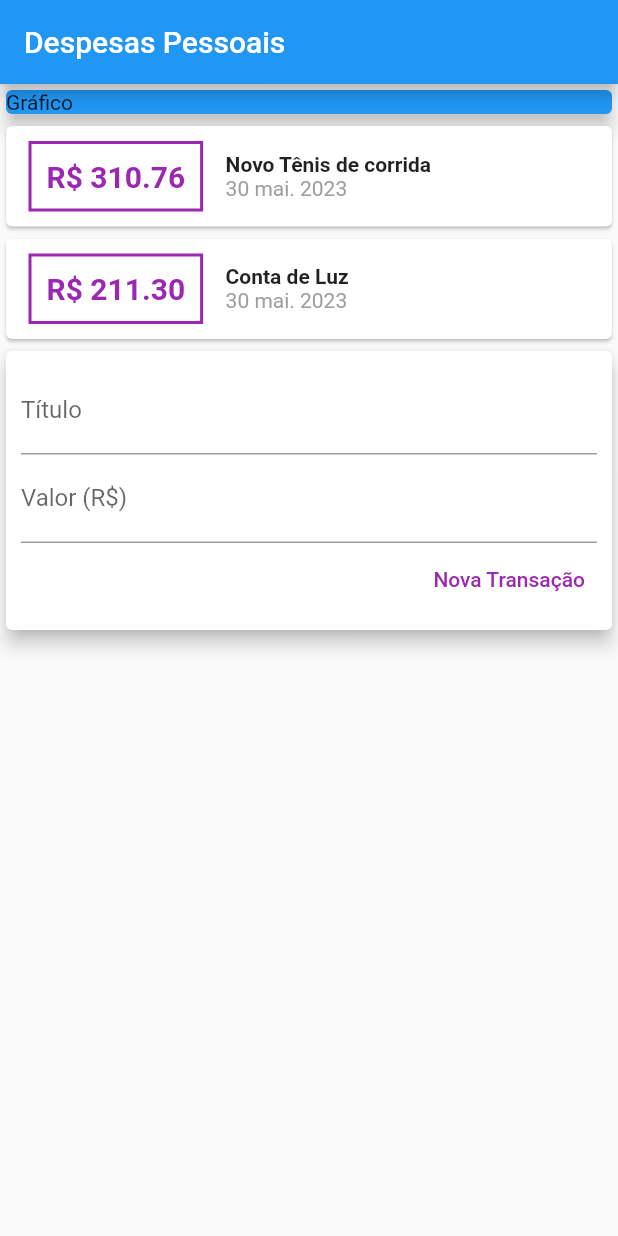
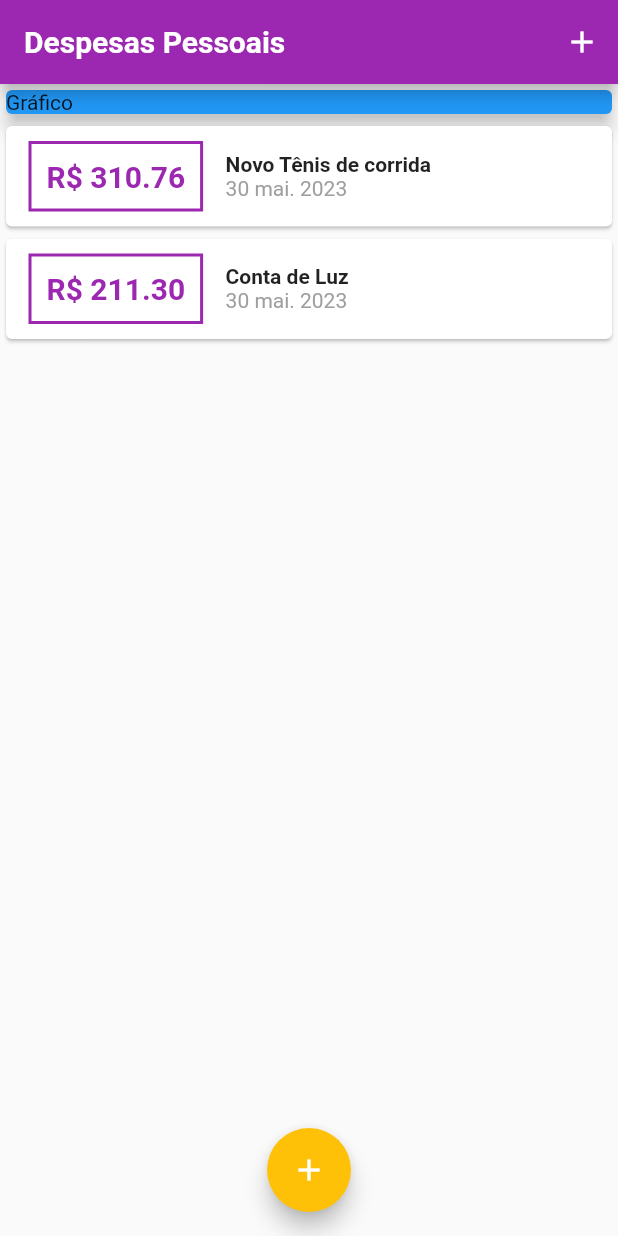
Before and after one commit to camposFabio/udemy_aprenda_flutter_desenvolva_apps_2022, a Flutter app: the screen it shows after launch, on a phone screen of 412 x 824 dp. Run offline on Flutter 3.47's test engine with Material 2 defaults, Android fonts, the phone set to English and light mode, and no system bars; Roboto replaces fonts that are missing (OpenSans).

Commit message:
Aula 115

```diff
--- a/expenses/lib/components/transaction_list.dart
+++ b/expenses/lib/components/transaction_list.dart
@@ -9,8 +9,12 @@ class TransactionList extends StatelessWidget {
 
   @override
   Widget build(BuildContext context) {
-    return Column(
-      children: transactions.map((tr) {
+    return Container(
+      height: 300,
+      child: ListView.builder(
+        itemCount: transactions.length,
+        itemBuilder: (context, index) {
+          final tr = transactions[index];
           return Card(
             child: Row(
               children: [
@@ -21,17 +25,17 @@ class TransactionList extends StatelessWidget {
                   ),
                   decoration: BoxDecoration(
                     border: Border.all(
-                    color: Colors.purple,
+                      color: Theme.of(context).colorScheme.primary,
                       width: 2,
                     ),
                   ),
                   padding: const EdgeInsets.all(10),
                   child: Text(
                     'R\$ ${tr.value.toStringAsFixed(2)}',
-                  style: const TextStyle(
+                    style: TextStyle(
                       fontWeight: FontWeight.bold,
                       fontSize: 20,
-                    color: Colors.purple,
+                      color: Theme.of(context).colorScheme.primary,
                     ),
                   ),
                 ),
@@ -55,7 +59,8 @@ class TransactionList extends StatelessWidget {
               ],
             ),
           );
-      }).toList(),
+        },
+      ),
     );
   }
 }
--- a/expenses/lib/components/transaction_user.dart
+++ /dev/null
@@ -1,39 +0,0 @@
-import 'package:flutter/material.dart';
-
-import '../models/transaction.dart';
-import 'transaction_list.dart';
-import 'transaction_form.dart';
-
-class TransactionUser extends StatefulWidget {
-  const TransactionUser({super.key});
-
-  @override
-  State<TransactionUser> createState() => _TransactionUserState();
-}
-
-class _TransactionUserState extends State<TransactionUser> {
-  final _transactions = [
-    Transaction(
-      id: 't1',
-      title: 'Novo Tênis de corrida',
-      value: 310.76,
-      date: DateTime.now(),
-    ),
-    Transaction(
-      id: 't2',
-      title: 'Conta de Luz',
-      value: 211.3,
-      date: DateTime.now(),
-    ),
-  ];
-
-  @override
-  Widget build(BuildContext context) {
-    return Column(children: [
-      TransactionList(
-        transactions: _transactions,
-      ),
-      TransactionForm()
-    ]);
-  }
-}
--- a/expenses/lib/main.dart
+++ b/expenses/lib/main.dart
@@ -1,6 +1,10 @@
-import 'package:expenses/components/transaction_user.dart';
 import 'package:flutter/material.dart';
+import 'dart:math';
 import 'package:flutter_localizations/flutter_localizations.dart';
+
+import 'models/transaction.dart';
+import 'components/transaction_list.dart';
+import 'components/transaction_form.dart';
 
 main() => runApp(const ExpenseApp());
 
@@ -9,6 +13,8 @@ class ExpenseApp extends StatelessWidget {
 
   @override
   Widget build(BuildContext context) {
+    final ThemeData tema = ThemeData();
+
     return MaterialApp(
       localizationsDelegates: const [
         GlobalMaterialLocalizations.delegate,
@@ -19,21 +25,93 @@ class ExpenseApp extends StatelessWidget {
         Locale('pt', 'BR'),
         Locale('en', 'US'),
       ],
-      home: MyHomePage(),
+      home: const MyHomePage(),
+      theme: tema.copyWith(
+        colorScheme: tema.colorScheme.copyWith(
+          primary: Colors.purple,
+          secondary: Colors.amber,
+        ),
+        textTheme: tema.textTheme.copyWith(
+          titleLarge: const TextStyle(
+            fontFamily: 'OpenSans',
+            fontSize: 18,
+            fontWeight: FontWeight.bold,
+            color: Colors.black,
+          ),
+        ),
+        appBarTheme: const AppBarTheme(
+          titleTextStyle: TextStyle(
+            fontFamily: 'OpenSans',
+            fontSize: 20,
+            fontWeight: FontWeight.bold,
+          ),
+        ),
+      ),
     );
   }
 }
 
-class MyHomePage extends StatelessWidget {
-  MyHomePage({super.key});
+class MyHomePage extends StatefulWidget {
+  const MyHomePage({super.key});
+
+  @override
+  State<MyHomePage> createState() => _MyHomePageState();
+}
+
+class _MyHomePageState extends State<MyHomePage> {
+  final _transactions = [
+    Transaction(
+      id: 't1',
+      title: 'Novo Tênis de corrida',
+      value: 310.76,
+      date: DateTime.now(),
+    ),
+    Transaction(
+      id: 't2',
+      title: 'Conta de Luz',
+      value: 211.3,
+      date: DateTime.now(),
+    ),
+  ];
+
+  _addTransaction({required String title, required double value}) {
+    final newTransaction = Transaction(
+        id: Random().nextDouble().toString(),
+        title: title,
+        value: value,
+        date: DateTime.now());
+
+    setState(() {
+      _transactions.add(newTransaction);
+    });
+
+    Navigator.of(context).pop();
+  }
+
+  _openTransasctionFormModal(BuildContext context) {
+    showModalBottomSheet(
+        context: context,
+        builder: (_) {
+          return TransactionForm(
+            onSubmit: _addTransaction,
+          );
+        });
+  }
 
   @override
   Widget build(BuildContext context) {
     return Scaffold(
       appBar: AppBar(
         title: const Text('Despesas Pessoais'),
+        actions: [
+          IconButton(
+            onPressed: () => _openTransasctionFormModal(context),
+            icon: const Icon(Icons.add),
           ),
-      body: Column(
+        ],
+      ),
+      body: SingleChildScrollView(
+        child: Column(
           crossAxisAlignment: CrossAxisAlignment.stretch,
           children: [
             Container(
@@ -43,9 +121,17 @@ class MyHomePage extends StatelessWidget {
                 child: Text('Gráfico'),
               ),
             ),
-          TransactionUser(),
+            TransactionList(
+              transactions: _transactions,
+            ),
           ],
         ),
+      ),
+      floatingActionButton: FloatingActionButton(
+        child: const Icon(Icons.add),
+        onPressed: () => _openTransasctionFormModal(context),
+      ),
+      floatingActionButtonLocation: FloatingActionButtonLocation.centerFloat,
     );
   }
 }
```
Also changed, not shown: expenses/lib/components/transaction_form.dart (+31 -8 lines). Lines whose indentation alone changed are shown as unchanged.
